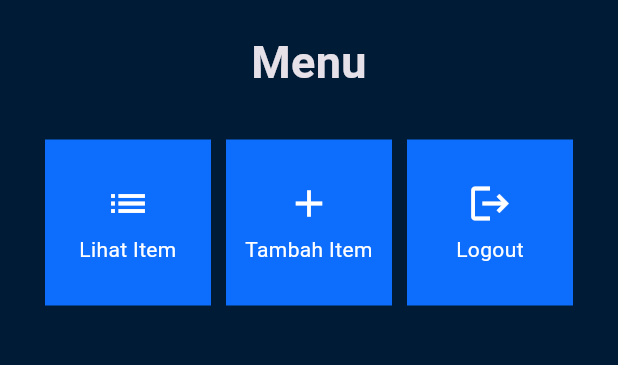
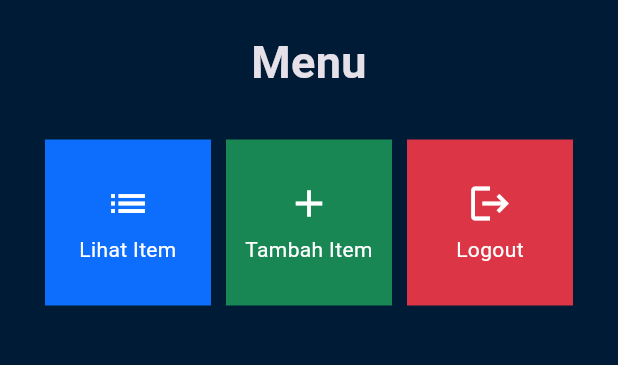
Before and after one commit to andhikapraa/yugioh-card-flutter, a Flutter app: the screen it shows after launch, on a phone screen of 412 x 824 dp, the part 84-449 px from its top. Run offline on Flutter 3.47's test engine with Material 2 defaults, Android fonts, the phone set to English and light mode, and no system bars.

Commit message:
Add color to menu buttons

```diff
--- a/lib/menu.dart
+++ b/lib/menu.dart
@@ -3,11 +3,13 @@ import 'package:flutter/material.dart';
 class MenuItem {
     final String title;
     final IconData icon;
+    final Color color;
     final Function onTap;
 
     MenuItem({
         required this.title,
         required this.icon,
+        required this.color,
         required this.onTap,
     });
 }
@@ -19,16 +21,19 @@ class Menu extends StatelessWidget {
         MenuItem(
             title: 'Lihat Item',
             icon: Icons.list,
+            color: const Color(0xFF0D6EFD),
             onTap: () {},
         ),
         MenuItem(
             title: 'Tambah Item',
             icon: Icons.add,
+            color: const Color(0xFF198754),
             onTap: () {},
         ),
         MenuItem(
             title: 'Logout',
             icon: Icons.logout,
+            color: const Color(0xFFDC3545),
             onTap: () {},
         ),
     ];
@@ -84,7 +89,7 @@ class MenuCard extends StatelessWidget {
   @override
   Widget build(BuildContext context) {
     return Material(
-      color: const Color(0xFF0D6EFD),
+      color: item.color,
       child: InkWell(
         onTap: () {
           ScaffoldMessenger.of(context)
```
Also changed, not shown: 3 other files.
